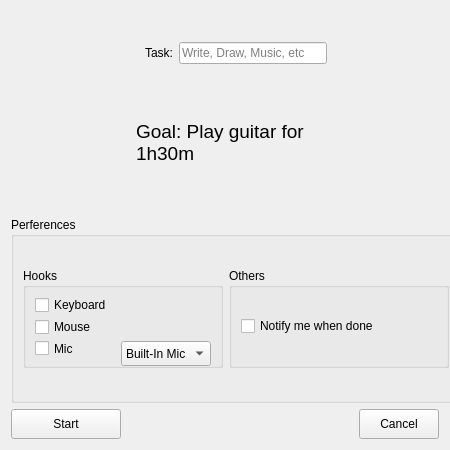
The window that Tasker/NewSessionQWidget.ui (thebigG/Tasker) describes before a commit, drawn with Qt 5.
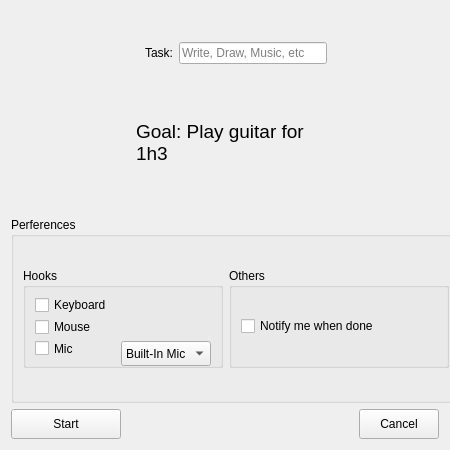
The same window after the commit.

```diff
--- a/Tasker/NewSessionQWidget.ui
+++ b/Tasker/NewSessionQWidget.ui
@@ -189,8 +189,11 @@
          </font>
         </property>
         <property name="text">
-         <string>Goal: Play guitar for 1h30m</string>
+
+         <string>Goal: Play guitar for 1h3</string>
+
         </property>
+
         <property name="wordWrap">
          <bool>true</bool>
         </property>
```
Left out of the diff: 256 changed lines with no effect on the pictures.
